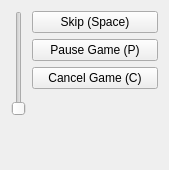
Qt form ui/player.ui (tdauth/gustavsfairyland) before a commit.
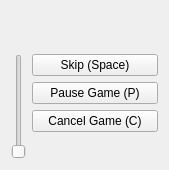
The same form after that commit.

Commit message: Added popcorn lady, added paper graphics, full screen support for player

```diff
--- a/ui/player.ui
+++ b/ui/player.ui
@@ -20,6 +20,21 @@
    <string>Player</string>
   </property>
   <layout class="QVBoxLayout" name="verticalLayout_2">
+   <item>
+    <widget class="QLabel" name="descriptionLabel">
+     <property name="font">
+      <font>
+       <pointsize>24</pointsize>
+      </font>
+     </property>
+     <property name="text">
+      <string/>
+     </property>
+     <property name="alignment">
+      <set>Qt::AlignCenter</set>
+     </property>
+    </widget>
+   </item>
    <item>
     <layout class="QHBoxLayout" name="horizontalLayout">
      <item>
@@ -106,21 +121,6 @@
      </item>
     </layout>
    </item>
-   <item>
-    <widget class="QLabel" name="descriptionLabel">
-     <property name="font">
-      <font>
-       <pointsize>24</pointsize>
-      </font>
-     </property>
-     <property name="text">
-      <string/>
-     </property>
-     <property name="alignment">
-      <set>Qt::AlignCenter</set>
-     </property>
-    </widget>
-   </item>
   </layout>
  </widget>
  <tabstops>
```
The commit also changes 9 other files.
